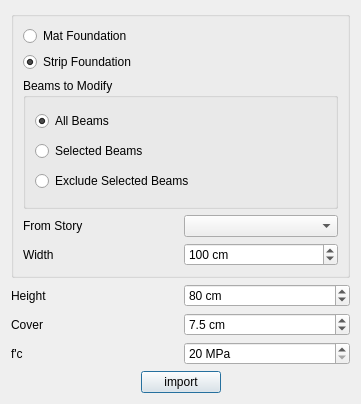
ebrahimraeyat/OSAFE, file safe/punch/Resources/ui/etabs_panel.ui: the form before one commit.
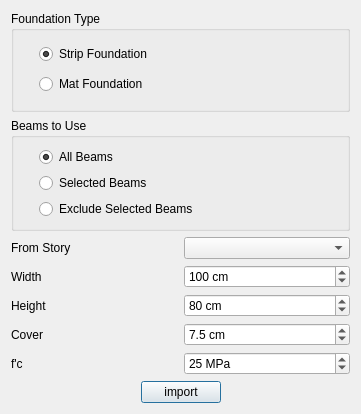
The form after the commit.

Commit message: adding foundation type prop in Foundation obj

Patch:
```diff
--- a/safe/punch/Resources/ui/etabs_panel.ui
+++ b/safe/punch/Resources/ui/etabs_panel.ui
@@ -7,7 +7,7 @@
     <x>0</x>
     <y>0</y>
     <width>361</width>
-    <height>404</height>
+    <height>414</height>
    </rect>
   </property>
   <property name="windowTitle">
@@ -15,13 +15,30 @@
   </property>
   <layout class="QVBoxLayout" name="verticalLayout_3">
    <item>
-    <layout class="QHBoxLayout" name="horizontalLayout_2">
-     <item>
-      <widget class="QGroupBox" name="groupBox_2">
+    <widget class="QGroupBox" name="groupBox">
+     <property name="autoFillBackground">
+      <bool>false</bool>
+     </property>
        <property name="title">
-        <string/>
-       </property>
-       <layout class="QVBoxLayout" name="verticalLayout">
+      <string>Foundation Type</string>
+     </property>
+     <property name="flat">
+      <bool>true</bool>
+     </property>
+     <layout class="QVBoxLayout" name="verticalLayout_4">
+      <property name="leftMargin">
+       <number>25</number>
+      </property>
+      <item>
+       <widget class="QRadioButton" name="strip">
+        <property name="text">
+         <string>Strip Foundation</string>
+        </property>
+        <property name="checked">
+         <bool>true</bool>
+        </property>
+       </widget>
+      </item>
         <item>
          <widget class="QRadioButton" name="mat">
           <property name="text">
@@ -29,22 +46,21 @@
           </property>
          </widget>
         </item>
-        <item>
-         <widget class="QRadioButton" name="tape">
-          <property name="text">
-           <string>Strip Foundation</string>
-          </property>
-          <property name="checked">
-           <bool>true</bool>
-          </property>
+     </layout>
          </widget>
         </item>
         <item>
          <widget class="QGroupBox" name="beams_group">
           <property name="title">
-           <string>Beams to Modify</string>
+      <string>Beams to Use</string>
+     </property>
+     <property name="flat">
+      <bool>true</bool>
           </property>
           <layout class="QVBoxLayout" name="verticalLayout_2">
+      <property name="leftMargin">
+       <number>25</number>
+      </property>
            <item>
             <widget class="QRadioButton" name="all_beams">
              <property name="text">
@@ -76,57 +92,8 @@
          </widget>
         </item>
         <item>
-         <layout class="QHBoxLayout" name="horizontalLayout">
-          <item>
-           <widget class="QLabel" name="story_label">
-            <property name="text">
-             <string>From Story</string>
-            </property>
-           </widget>
-          </item>
-          <item>
-           <widget class="QComboBox" name="story"/>
-          </item>
-         </layout>
-        </item>
-        <item>
-         <layout class="QHBoxLayout" name="horizontalLayout_4">
-          <item>
-           <widget class="QLabel" name="width_label">
-            <property name="text">
-             <string>Width</string>
-            </property>
-           </widget>
-          </item>
-          <item>
-           <widget class="QSpinBox" name="width_spinbox">
-            <property name="suffix">
-             <string> cm</string>
-            </property>
-            <property name="minimum">
-             <number>10</number>
-            </property>
-            <property name="maximum">
-             <number>1000</number>
-            </property>
-            <property name="singleStep">
-             <number>5</number>
-            </property>
-            <property name="value">
-             <number>100</number>
-            </property>
-           </widget>
-          </item>
-         </layout>
-        </item>
-       </layout>
-      </widget>
-     </item>
-    </layout>
-   </item>
-   <item>
     <layout class="QGridLayout" name="gridLayout">
-     <item row="2" column="1">
+     <item row="6" column="1">
       <widget class="QSpinBox" name="fc">
        <property name="suffix">
         <string> MPa</string>
@@ -134,9 +101,26 @@
        <property name="minimum">
         <number>20</number>
        </property>
+       <property name="value">
+        <number>25</number>
+       </property>
       </widget>
      </item>
-     <item row="0" column="1">
+     <item row="6" column="0">
+      <widget class="QLabel" name="label_3">
+       <property name="text">
+        <string>f'c</string>
+       </property>
+      </widget>
+     </item>
+     <item row="5" column="0">
+      <widget class="QLabel" name="label_2">
+       <property name="text">
+        <string>Cover</string>
+       </property>
+      </widget>
+     </item>
+     <item row="4" column="1">
       <widget class="QSpinBox" name="height_spinbox">
        <property name="suffix">
         <string> cm</string>
@@ -152,21 +136,7 @@
        </property>
       </widget>
      </item>
-     <item row="0" column="0">
-      <widget class="QLabel" name="label">
-       <property name="text">
-        <string>Height</string>
-       </property>
-      </widget>
-     </item>
-     <item row="2" column="0">
-      <widget class="QLabel" name="label_3">
-       <property name="text">
-        <string>f'c</string>
-       </property>
-      </widget>
-     </item>
-     <item row="1" column="1">
+     <item row="5" column="1">
       <widget class="QDoubleSpinBox" name="cover">
        <property name="suffix">
         <string> cm</string>
@@ -185,13 +155,49 @@
        </property>
       </widget>
      </item>
-     <item row="1" column="0">
-      <widget class="QLabel" name="label_2">
+     <item row="4" column="0">
+      <widget class="QLabel" name="label">
        <property name="text">
-        <string>Cover</string>
+        <string>Height</string>
        </property>
       </widget>
      </item>
+     <item row="2" column="0">
+      <widget class="QLabel" name="width_label">
+       <property name="text">
+        <string>Width</string>
+       </property>
+      </widget>
+     </item>
+     <item row="2" column="1">
+      <widget class="QSpinBox" name="width_spinbox">
+       <property name="suffix">
+        <string> cm</string>
+       </property>
+       <property name="minimum">
+        <number>10</number>
+       </property>
+       <property name="maximum">
+        <number>1000</number>
+       </property>
+       <property name="singleStep">
+        <number>5</number>
+       </property>
+       <property name="value">
+        <number>100</number>
+       </property>
+      </widget>
+     </item>
+     <item row="0" column="0">
+      <widget class="QLabel" name="story_label">
+       <property name="text">
+        <string>From Story</string>
+       </property>
+      </widget>
+     </item>
+     <item row="0" column="1">
+      <widget class="QComboBox" name="story"/>
+     </item>
     </layout>
    </item>
    <item>
```
Left out of the diff: 2 changed lines with no effect on the pictures. Lines whose indentation alone changed are shown as unchanged. The commit also changes 3 other files.
